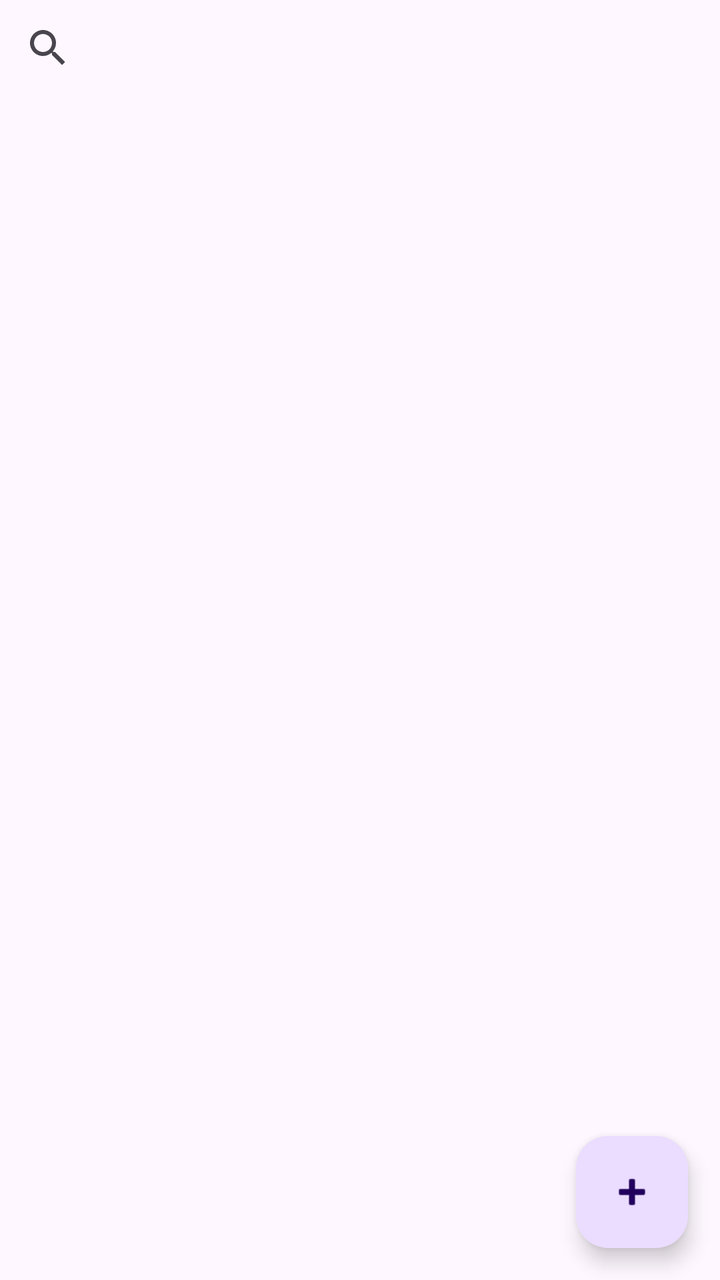
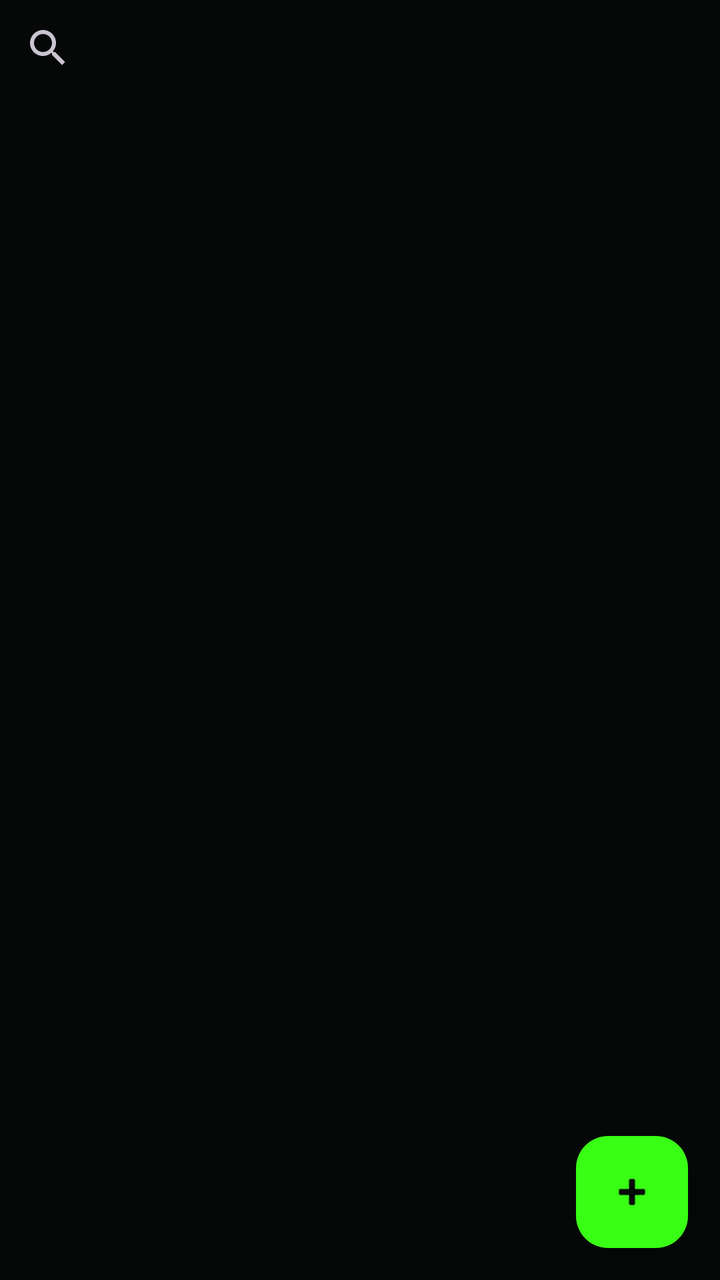

Before-and-after screenshots of an Android layout around one commit, followed by the original layout XML and the change that was made.
<!-- AndroidManifest.xml: application theme Theme.NOTEZ -->
<!-- res/layout/activity_main.xml -->
<?xml version="1.0" encoding="utf-8"?>
<LinearLayout xmlns:android="http://schemas.android.com/apk/res/android"
    android:layout_width="match_parent"
    android:layout_height="match_parent"
    android:orientation="vertical">

    <SearchView
        android:id="@+id/search"
        android:layout_width="match_parent"
        android:layout_height="wrap_content"
        android:queryHint="Cari catatan..." />

    <androidx.recyclerview.widget.RecyclerView
        android:id="@+id/list"
        android:layout_width="match_parent"
        android:layout_height="0dp"
        android:layout_weight="1"
        android:clipToPadding="false"
        android:padding="8dp" />

    <com.google.android.material.floatingactionbutton.FloatingActionButton
        android:id="@+id/fab"
        android:layout_width="wrap_content"
        android:layout_height="wrap_content"
        android:layout_gravity="end"
        android:layout_margin="16dp"
        android:contentDescription="Catatan baru"
        android:src="@android:drawable/ic_input_add" />
</LinearLayout>
<!-- resources referenced by this layout -->
<resources>
  <style name="Theme.NOTEZ" parent="Theme.Material3.DayNight.NoActionBar">
          <item name="colorPrimary">#39FF14</item>
      </style>
</resources>

<!-- the commit's change to res/layout/activity_main.xml (unified diff, before → after) -->
@@ -18,6 +18,16 @@
         android:clipToPadding="false"
         android:padding="8dp" />
 
+    <TextView
+        android:id="@+id/empty"
+        android:layout_width="match_parent"
+        android:layout_height="0dp"
+        android:layout_weight="1"
+        android:gravity="center"
+        android:text="Belum ada catatan.\nKetuk + untuk mulai."
+        android:textSize="15sp"
+        android:visibility="gone" />
+
     <com.google.android.material.floatingactionbutton.FloatingActionButton
         android:id="@+id/fab"
         android:layout_width="wrap_content"
<!-- resource entries referenced after the edit -->
@@ -1,7 +1,16 @@
 <!-- resources referenced by this layout -->
 <resources>
-  <style name="Theme.NOTEZ" parent="Theme.Material3.DayNight.NoActionBar">
-          <item name="colorPrimary">#39FF14</item>
+  <style name="Theme.NOTEZ" parent="Theme.Material3.Dark.NoActionBar">
+          <item name="colorPrimary">@color/accent</item>
+          <item name="colorOnPrimary">@color/on_accent</item>
+          <item name="colorPrimaryContainer">@color/accent</item>
+          <item name="colorOnPrimaryContainer">@color/on_accent</item>
+          <item name="android:windowBackground">@color/bg_page</item>
+          <item name="colorSurface">@color/bg_surface</item>
       </style>
+  <color name="accent">#39FF14</color>
+  <color name="on_accent">#050806</color>
+  <color name="bg_page">#050806</color>
+  <color name="bg_surface">#101410</color>
 </resources>
 
